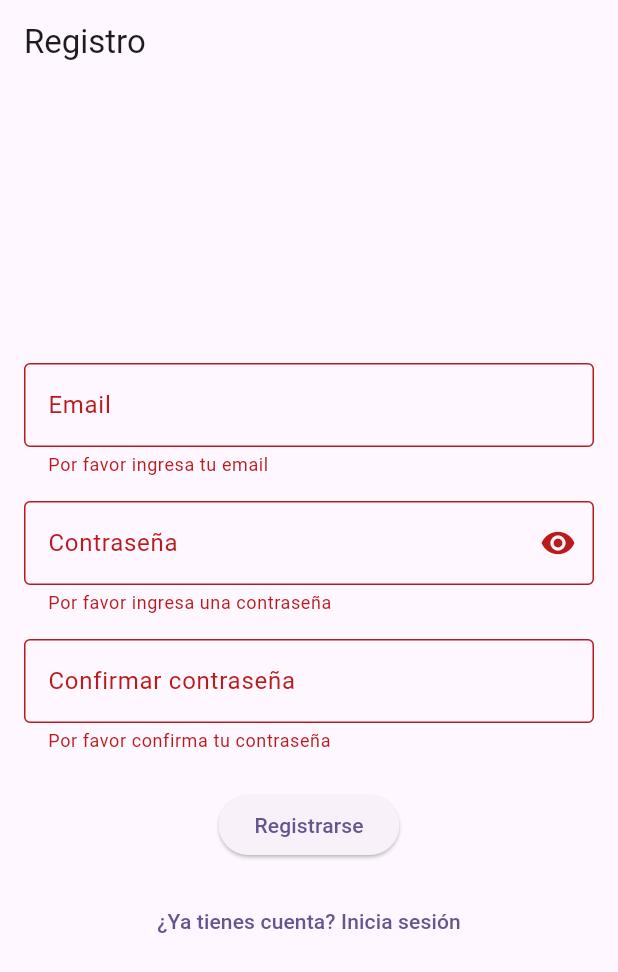
After one commit to JPBSdam/Proyecto-intermodular, a Flutter app: the RegisterView screen opened by its route, after a tap on "Registrarse", on a phone screen of 412 x 824 dp. The commit adds this screen. Shown: the top 972 px of the screen. Run offline on Flutter 3.47's test engine with Material 3 defaults, Android fonts, the phone set to English and light mode, and no system bars; our stand-ins replace cloud_firestore, firebase_auth, firebase_core, go_router, google_sign_in; accounts and stored records are empty; network calls fail.

Commit message:
Refactor de login y register. Se añade LoadingOverlay como componente reutilizable.

```diff
--- /dev/null
+++ b/lib/core/widgets/loading_overlay.dart
@@ -0,0 +1,34 @@
+import 'package:flutter/material.dart';
+
+/// Overlay reutilizable para bloquear la UI y mostrar una carga centrada.
+class LoadingOverlay extends StatelessWidget {
+  final bool isLoading;
+  final Widget child;
+  final Color barrierColor;
+  final Widget? loader;
+
+  const LoadingOverlay({
+    super.key,
+    required this.isLoading,
+    required this.child,
+    this.barrierColor = const Color(0x40000000),
+    this.loader,
+  });
+
+  @override
+  Widget build(BuildContext context) {
+    if (!isLoading) return child;
+
+    return Stack(
+      children: [
+        child,
+        Positioned.fill(
+          child: AbsorbPointer(child: ColoredBox(color: barrierColor)),
+        ),
+        Positioned.fill(
+          child: Center(child: loader ?? const CircularProgressIndicator()),
+        ),
+      ],
+    );
+  }
+}
--- a/lib/ui/views/auth/register_view.dart
+++ b/lib/ui/views/auth/register_view.dart
@@ -1,3 +1,4 @@
+import 'package:app_restaurante/core/widgets/loading_overlay.dart';
 import 'package:app_restaurante/ui/viewmodels/auth/register_viewmodel.dart';
 import 'package:flutter/material.dart';
 import 'package:provider/provider.dart';
@@ -25,6 +26,8 @@ class _RegisterViewState extends State<RegisterView> {
     super.dispose();
   }
 
+  // ─── Handlers ────────────────────────────────────────────────────────────────
+
   Future<void> _handleRegister(RegisterViewModel viewModel) async {
     if (!_formKey.currentState!.validate()) return;
 
@@ -33,35 +36,38 @@ class _RegisterViewState extends State<RegisterView> {
       password: _passwordController.text,
     );
 
-    if (!success && mounted) {
+    if (!mounted) return;
+
+    if (!success) {
+      _showError(viewModel.errorMessage);
+      return;
+    }
+
+    // El AuthWrapper redirigirá automáticamente
+    _goBackToLogin();
+  }
+
+  void _showError(String? message) {
     ScaffoldMessenger.of(context).showSnackBar(
       SnackBar(
-          content: Text(viewModel.errorMessage ?? 'Error desconocido'),
+        content: Text(message ?? 'Error desconocido'),
         backgroundColor: Colors.red,
       ),
     );
-    } else if (success && mounted) {
-      // El AuthWrapper redirigirá automáticamente
+  }
+
+  void _goBackToLogin() {
     Navigator.of(context).pop();
   }
+
+  void _togglePasswordVisibility() {
+    setState(() => _obscurePassword = !_obscurePassword);
   }
 
-  @override
-  Widget build(BuildContext context) {
-    return ChangeNotifierProvider(
-      create: (_) => RegisterViewModel(),
-      child: Consumer<RegisterViewModel>(
-        builder: (context, viewModel, _) {
-          return Scaffold(
-            appBar: AppBar(title: const Text('Registro')),
-            body: Padding(
-              padding: const EdgeInsets.all(16.0),
-              child: Form(
-                key: _formKey,
-                child: Column(
-                  mainAxisAlignment: MainAxisAlignment.center,
-                  children: [
-                    TextFormField(
+  // ─── Widgets del formulario ───────────────────────────────────────────────────
+
+  Widget _buildEmailField() {
+    return TextFormField(
       controller: _emailController,
       keyboardType: TextInputType.emailAddress,
       decoration: const InputDecoration(
@@ -77,9 +83,11 @@ class _RegisterViewState extends State<RegisterView> {
         }
         return null;
       },
-                    ),
-                    const SizedBox(height: 16),
-                    TextFormField(
+    );
+  }
+
+  Widget _buildPasswordField() {
+    return TextFormField(
       controller: _passwordController,
       obscureText: _obscurePassword,
       decoration: InputDecoration(
@@ -87,15 +95,9 @@ class _RegisterViewState extends State<RegisterView> {
         border: const OutlineInputBorder(),
         suffixIcon: IconButton(
           icon: Icon(
-                            _obscurePassword
-                                ? Icons.visibility
-                                : Icons.visibility_off,
+            _obscurePassword ? Icons.visibility : Icons.visibility_off,
           ),
-                          onPressed: () {
-                            setState(
-                              () => _obscurePassword = !_obscurePassword,
-                            );
-                          },
+          onPressed: _togglePasswordVisibility,
         ),
       ),
       validator: (value) {
@@ -107,9 +109,11 @@ class _RegisterViewState extends State<RegisterView> {
         }
         return null;
       },
-                    ),
-                    const SizedBox(height: 16),
-                    TextFormField(
+    );
+  }
+
+  Widget _buildConfirmPasswordField() {
+    return TextFormField(
       controller: _confirmPasswordController,
       obscureText: _obscurePassword,
       decoration: const InputDecoration(
@@ -125,25 +129,58 @@ class _RegisterViewState extends State<RegisterView> {
         }
         return null;
       },
-                    ),
+    );
+  }
+
+  Widget _buildRegisterButton(RegisterViewModel viewModel) {
+    return ElevatedButton(
+      onPressed: viewModel.isLoading ? null : () => _handleRegister(viewModel),
+      child: const Text('Registrarse'),
+    );
+  }
+
+  Widget _buildLoginLink(RegisterViewModel viewModel) {
+    return TextButton(
+      onPressed: viewModel.isLoading ? null : _goBackToLogin,
+      child: const Text('¿Ya tienes cuenta? Inicia sesión'),
+    );
+  }
+
+  Widget _buildForm(RegisterViewModel viewModel) {
+    return Form(
+      key: _formKey,
+      child: Column(
+        mainAxisAlignment: MainAxisAlignment.center,
+        children: [
+          _buildEmailField(),
+          const SizedBox(height: 16),
+          _buildPasswordField(),
+          const SizedBox(height: 16),
+          _buildConfirmPasswordField(),
           const SizedBox(height: 24),
-                    ElevatedButton(
-                      onPressed: viewModel.isLoading
-                          ? null
-                          : () => _handleRegister(viewModel),
-                      child: viewModel.isLoading
-                          ? const CircularProgressIndicator()
-                          : const Text('Registrarse'),
-                    ),
+          _buildRegisterButton(viewModel),
           const SizedBox(height: 16),
-                    TextButton(
-                      onPressed: () {
-                        Navigator.of(context).pop();
-                      },
-                      child: const Text('¿Ya tienes cuenta? Inicia sesión'),
-                    ),
+          _buildLoginLink(viewModel),
         ],
       ),
+    );
+  }
+
+  // ─── Build ────────────────────────────────────────────────────────────────────
+
+  @override
+  Widget build(BuildContext context) {
+    return ChangeNotifierProvider(
+      create: (_) => RegisterViewModel(),
+      child: Consumer<RegisterViewModel>(
+        builder: (context, viewModel, _) {
+          return Scaffold(
+            appBar: AppBar(title: const Text('Registro')),
+            body: LoadingOverlay(
+              isLoading: viewModel.isLoading,
+              child: Padding(
+                padding: const EdgeInsets.all(16.0),
+                child: _buildForm(viewModel),
               ),
             ),
           );
```
Also changed, not shown: lib/ui/views/auth/login_view.dart (+123 -119 lines), pubspec.lock, 1 other file. Lines whose indentation alone changed are shown as unchanged.
